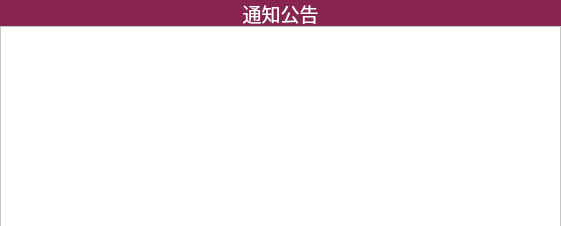
The window that widgets/NoticeWidget.ui (wps139hf/app) describes before a commit, drawn with Qt 5.
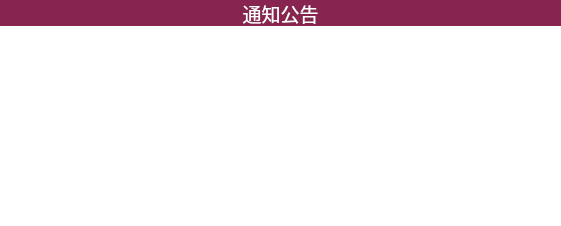
The same window after the commit.

Commit message: 1.add styledList, but cannot show its content; 2.improve button style;

```diff
--- a/widgets/NoticeWidget.ui
+++ b/widgets/NoticeWidget.ui
@@ -51,7 +51,28 @@
     </rect>
    </property>
    <property name="styleSheet">
-    <string notr="true">background-color: rgb(255, 255, 255);</string>
+    <string notr="true">QListWidget{
+	border:none;
+	background-color:rgb(255,255,255);
+	color:black;
+}
+QListWidget:item{
+	background-color:transparent;
+	border:none;
+	color:black;
+}
+QListWidget:item:!selected {
+	background-color:transparent;
+	border:none;
+	color:black;
+}
+
+QListWidget:item:selected {
+	background-color:transparent;
+	border:none;
+	color:black;
+}
+</string>
    </property>
    <property name="verticalScrollBarPolicy">
     <enum>Qt::ScrollBarAlwaysOff</enum>
```
The commit also changes 14 other files.
